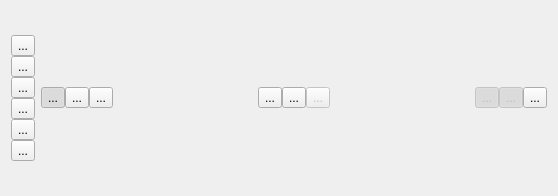
First picture: the form in controlflowgraphview.ui, repository KDE/kdev-control-flow-graph, before the edit.
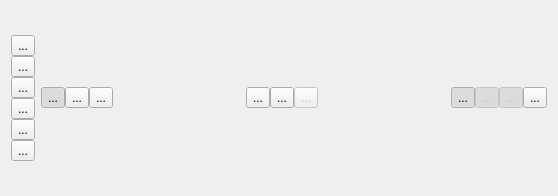
Second picture: the form after the edit. Icons and pictures are not drawn.

Commit message: Drawing of incoming arcs by using the UsesCollector class.

```diff
--- a/controlflowgraphview.ui
+++ b/controlflowgraphview.ui
@@ -293,6 +293,22 @@
          </property>
         </spacer>
        </item>
+       <item>
+        <widget class="QToolButton" name="drawIncomingArcsToolButton">
+         <property name="toolTip">
+          <string>Draw incoming arcs to the current function</string>
+         </property>
+         <property name="text">
+          <string>...</string>
+         </property>
+         <property name="checkable">
+          <bool>true</bool>
+         </property>
+         <property name="checked">
+          <bool>true</bool>
+         </property>
+        </widget>
+       </item>
        <item>
         <widget class="QToolButton" name="useFolderNameToolButton">
          <property name="enabled">
```
The commit also changes 7 other files.
